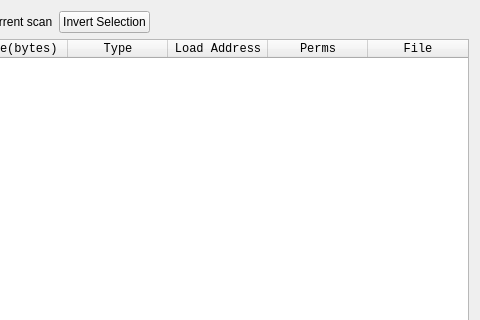
This is GUI/Widgets/ManageScanRegions/Form/ManageScanRegionsDialog.ui in korcankaraokcu/PINCE as Qt 5 draws it before an edit; both pictures show x 244 to 724 and y 0 to 320 of the 724 by 568 pixel window. The edited form follows.
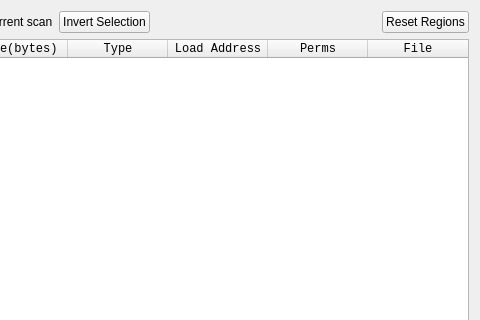
This is the edited form. Custom widgets are drawn as their Qt base class.

Commit message: Add region reset to ScanRegionsDialog

Diff of the .ui file:
```diff
--- a/GUI/Widgets/ManageScanRegions/Form/ManageScanRegionsDialog.ui
+++ b/GUI/Widgets/ManageScanRegions/Form/ManageScanRegionsDialog.ui
@@ -43,6 +43,13 @@
        </property>
       </spacer>
      </item>
+     <item>
+      <widget class="QPushButton" name="pushButton_Reset">
+       <property name="text">
+        <string>Reset Regions</string>
+       </property>
+      </widget>
+     </item>
     </layout>
    </item>
    <item row="1" column="0">
```
The commit also changes 5 other files.
